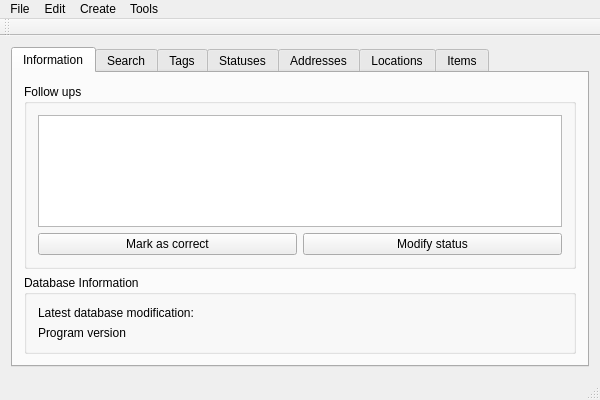
Above: mainwindow.ui from ChristopherRabotin/invensile before the change. Below: the same form after it.
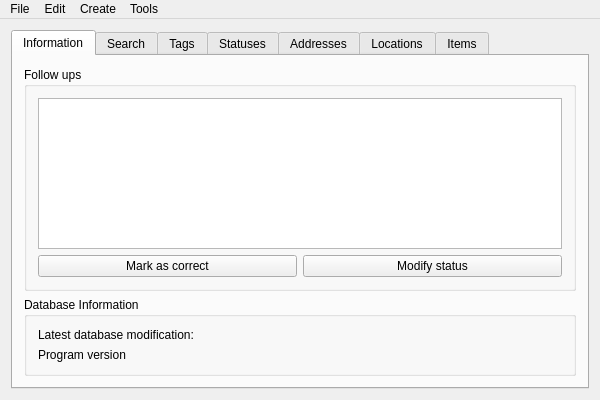
That is the form after the change. The open tabs and pages were chosen to show the change.

Commit message: Partially correct previsouly mentioned bug. Committing before major GUI change.

Patch:
```diff
--- a/mainwindow.ui
+++ b/mainwindow.ui
@@ -414,15 +414,6 @@
    <addaction name="menuCreate"/>
    <addaction name="menuTools"/>
   </widget>
-  <widget class="QToolBar" name="mainToolBar">
-   <attribute name="toolBarArea">
-    <enum>TopToolBarArea</enum>
-   </attribute>
-   <attribute name="toolBarBreak">
-    <bool>false</bool>
-   </attribute>
-  </widget>
-  <widget class="QStatusBar" name="statusBar"/>
   <action name="actionNew">
    <property name="text">
     <string>New</string>
```
Left out of the diff: 2 changed lines with no effect on the pictures. The commit also changes 5 other files.
